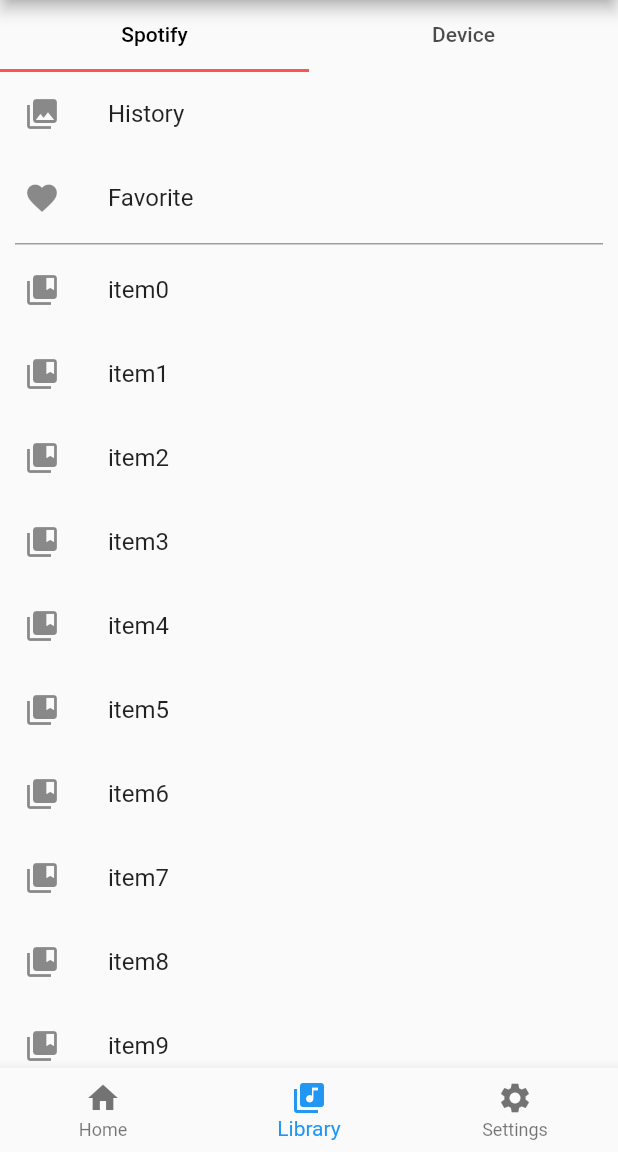
After one commit to s1260150/furo-de-audio-web, a Flutter app: the screen it shows after launch, item 2 of the bottom bar chosen, on a phone screen of 412 x 824 dp, the part 84-1236 px from its top. The commit adds this screen. Run offline on Flutter 3.47's test engine with Material 2 defaults, Android fonts, the phone set to English and light mode, and no system bars.

Commit message:
add library page

```diff
--- /dev/null
+++ b/lib/library-page.dart
@@ -0,0 +1,76 @@
+import 'package:flutter/material.dart';
+
+class LibraryPage extends StatelessWidget {
+  const LibraryPage({Key? key}) : super(key: key);
+
+  @override
+  Widget build(BuildContext context) {
+    return DefaultTabController(
+        length: 2,
+        child: Column(
+          children: [
+            Row(children: [
+              Expanded(
+                  child: TabBar(
+                isScrollable: false,
+                tabs: ['Spotify', 'Device'].map((txt) {
+                  return Tab(text: txt);
+                }).toList(),
+                indicatorColor: Colors.redAccent,
+                labelColor: Colors.black,
+              ))
+            ]),
+            Expanded(
+                child: TabBarView(
+              children: [SpotifyListView(listItems: []), Text("")],
+            ))
+          ],
+        ));
+  }
+}
+
+class SpotifyListView extends StatelessWidget {
+  final List<SpotifyListItem> listItems;
+
+  const SpotifyListView({required this.listItems, Key? key}) : super(key: key);
+
+  @override
+  Widget build(BuildContext context) {
+    return Column(children: [
+      SpotifyListItem(icon: Icon(Icons.collections), text: "History"),
+      SpotifyListItem(icon: Icon(Icons.favorite), text: "Favorite"),
+      Divider(
+        color: Colors.grey,
+        thickness: 1,
+        height: 5,
+        indent: 10,
+        endIndent: 10,
+      ),
+      Expanded(
+          child: Scrollbar(
+              child: ListView(
+        children: [
+          for (int i = 0; i < 15; ++i)
+            SpotifyListItem(
+                icon: Icon(Icons.collections_bookmark), text: 'item$i')
+        ],
+      )))
+    ]);
+  }
+}
+
+class SpotifyListItem extends StatelessWidget {
+  final Icon icon;
+  final String text;
+
+  const SpotifyListItem({required this.icon, required this.text, Key? key})
+      : super(key: key);
+
+  @override
+  Widget build(BuildContext context) {
+    return ListTile(
+      leading: icon,
+      title: Text(text),
+    );
+  }
+}
--- a/lib/main.dart
+++ b/lib/main.dart
@@ -1,4 +1,6 @@
 import 'package:flutter/material.dart';
+import './library-page.dart';
+import './search-bar.dart';
 
 void main() => runApp(MyApp());
 
@@ -9,8 +11,31 @@
 
 class _MyAppState extends State<MyApp> {
   int _navIndex = 0;
-  String _label = '';
   final _titles = ['Home', 'Library', 'Settings'];
+
+  final List<TabItem> tabItems = [
+    TabItem(
+      'Home',
+      Icon(Icons.home),
+      Center(
+        child: Text(
+          'Home',
+          style: TextStyle(fontSize: 24.0),
+        ),
+      ),
+    ),
+    TabItem('Library', Icon(Icons.library_music), LibraryPage()),
+    TabItem(
+      'Settings',
+      Icon(Icons.settings),
+      Center(
+        child: Text(
+          'Settings',
+          style: TextStyle(fontSize: 24.0),
+        ),
+      ),
+    ),
+  ];
 
   @override
   Widget build(BuildContext context) {
@@ -39,120 +64,31 @@
               ],
             ),
             bottomNavigationBar: BottomNavigationBar(
-              items: [
-                BottomNavigationBarItem(
-                  icon: Icon(Icons.home),
-                  title: Text('Home'),
-                ),
-                BottomNavigationBarItem(
-                  icon: Icon(Icons.library_music),
-                  title: Text('Library'),
-                ),
-                BottomNavigationBarItem(
-                  icon: Icon(Icons.settings),
-                  title: Text('Settings'),
-                ),
-              ],
+              items: tabItems.map((item) {
+                return BottomNavigationBarItem(
+                  icon: item.icon,
+                  label: item.txt,
+                );
+              }).toList(),
               onTap: (int index) {
                 setState(
                   () {
                     _navIndex = index;
-                    _label = _titles[index];
                   },
                 );
               },
               currentIndex: _navIndex,
             ),
-            body: Column(
-              children: <Widget>[
-                Expanded(
-                  child: Center(
-                    child: Text(
-                      _label,
-                      style: TextStyle(fontSize: 24.0),
-                    ),
-                  ),
-                )
-              ],
-            ),
+            body: tabItems[_navIndex].content,
           ),
         ));
   }
 }
 
-class SearchBar extends StatefulWidget {
-  const SearchBar({Key? key}) : super(key: key);
+class TabItem {
+  String txt;
+  Icon icon;
+  Widget content;
 
-  @override
-  _SearchBarState createState() => _SearchBarState();
+  TabItem(this.txt, this.icon, this.content);
 }
-
-class _SearchBarState extends State<SearchBar>
-    with SingleTickerProviderStateMixin {
-  late Animation<double> _animation;
-  late AnimationController _animController;
-
-  final _focusNode = FocusNode();
-  bool _isFocus = false;
-
-  @override
-  void initState() {
-    // TODO: implement initState
-    super.initState();
-
-    _animController =
-        AnimationController(duration: Duration(milliseconds: 200), vsync: this);
-
-    final curvedAnimation =
-        CurvedAnimation(parent: _animController, curve: Curves.ease);
-
-    _animation = Tween<double>(begin: 0, end: 150).animate(curvedAnimation)
-      ..addListener(() {
-        setState(() {});
-      });
-
-    _focusNode.addListener(() {
-      setState(() {
-        _isFocus = _focusNode.hasFocus;
-        if (_isFocus) {
-          _animController.forward();
-        } else {
-          _animController.reverse();
-        }
-        debugPrint("isFocus: " + _isFocus.toString());
-      });
-    });
-  }
-
-  @override
-  Widget build(BuildContext context) {
-    return Container(
-        width: 200,
-        height: 50,
-        child: Row(mainAxisAlignment: MainAxisAlignment.end, children: [
-          Opacity(
-            opacity: 1.0 - _animation.value / 150,
-            child: Container(
-                width: 50,
-                child: IconButton(
-                  icon: const Icon(Icons.search, color: Colors.black),
-                  onPressed: _isFocus
-                      ? null
-                      : () {
-                          _focusNode.requestFocus();
-                        },
-                )),
-          ),
-          Container(
-            width: _animation.value,
-            height: 50,
-            child: Padding(
-                padding: const EdgeInsets.only(right: 10.0, bottom: 5.0),
-                child: TextField(
-                  focusNode: _focusNode,
-                  style: TextStyle(color: Colors.black),
-                )),
-          ),
-        ]));
-  }
-}
--- /dev/null
+++ b/lib/search-bar.dart
@@ -0,0 +1,78 @@
+import 'package:flutter/material.dart';
+
+class SearchBar extends StatefulWidget {
+  const SearchBar({Key? key}) : super(key: key);
+
+  @override
+  _SearchBarState createState() => _SearchBarState();
+}
+
+class _SearchBarState extends State<SearchBar>
+    with SingleTickerProviderStateMixin {
+  late Animation<double> _animation;
+  late AnimationController _animController;
+
+  final _focusNode = FocusNode();
+  bool _isFocus = false;
+
+  @override
+  void initState() {
+    // TODO: implement initState
+    super.initState();
+
+    _animController =
+        AnimationController(duration: Duration(milliseconds: 200), vsync: this);
+
+    final curvedAnimation =
+        CurvedAnimation(parent: _animController, curve: Curves.ease);
+
+    _animation = Tween<double>(begin: 0, end: 150).animate(curvedAnimation)
+      ..addListener(() {
+        setState(() {});
+      });
+
+    _focusNode.addListener(() {
+      setState(() {
+        _isFocus = _focusNode.hasFocus;
+        if (_isFocus) {
+          _animController.forward();
+        } else {
+          _animController.reverse();
+        }
+        debugPrint("isFocus: " + _isFocus.toString());
+      });
+    });
+  }
+
+  @override
+  Widget build(BuildContext context) {
+    return Container(
+        width: 200,
+        height: 50,
+        child: Row(mainAxisAlignment: MainAxisAlignment.end, children: [
+          Opacity(
+            opacity: 1.0 - _animation.value / 150,
+            child: Container(
+                width: 50,
+                child: IconButton(
+                  icon: const Icon(Icons.search, color: Colors.black),
+                  onPressed: _isFocus
+                      ? null
+                      : () {
+                          _focusNode.requestFocus();
+                        },
+                )),
+          ),
+          Container(
+            width: _animation.value,
+            height: 50,
+            child: Padding(
+                padding: const EdgeInsets.only(right: 10.0, bottom: 5.0),
+                child: TextField(
+                  focusNode: _focusNode,
+                  style: TextStyle(color: Colors.black),
+                )),
+          ),
+        ]));
+  }
+}
```
